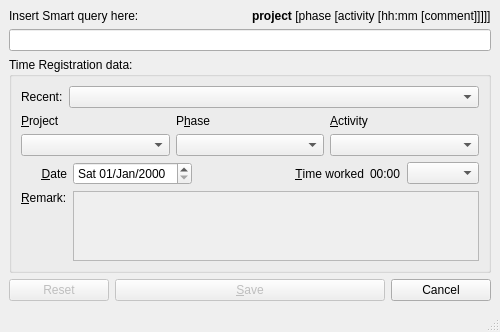
The window that src/pyuac_edit.ui (develer-staff/pyuac) describes before a commit, drawn with Qt 5.
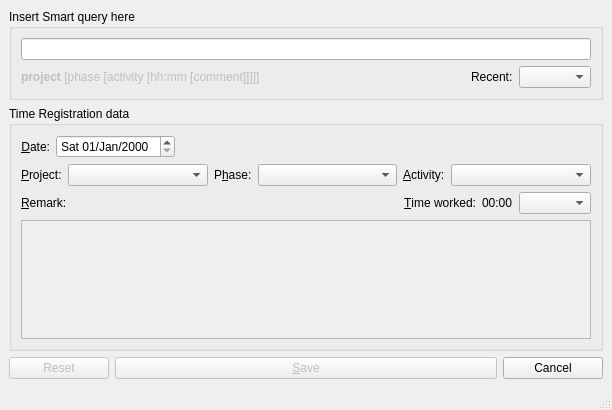
The same window after the commit. Icons and pictures are not drawn.

Commit message: Riorganizzazione gui: label:, bottone che apre finestra...

Diff of the .ui file:
```diff
--- a/src/pyuac_edit.ui
+++ b/src/pyuac_edit.ui
@@ -9,8 +9,8 @@
    <rect>
     <x>0</x>
     <y>0</y>
-    <width>500</width>
-    <height>321</height>
+    <width>612</width>
+    <height>410</height>
    </rect>
   </property>
   <property name="windowTitle" >
@@ -28,51 +28,21 @@
      <number>6</number>
     </property>
     <item>
-     <layout class="QGridLayout" >
-      <property name="margin" >
-       <number>0</number>
-      </property>
-      <property name="spacing" >
-       <number>6</number>
-      </property>
-      <item row="0" column="1" >
-       <widget class="QLabel" name="labelSmartQueryExample" >
-        <property name="text" >
-         <string>&lt;b>project&lt;/b> [phase [activity [hh:mm [comment]]]]]</string>
-        </property>
-        <property name="textFormat" >
-         <enum>Qt::AutoText</enum>
-        </property>
-       </widget>
-      </item>
-      <item row="1" column="0" colspan="2" >
-       <widget class="QLineEdit" name="editSmartQuery" />
-      </item>
-      <item row="0" column="0" >
-       <widget class="QLabel" name="labelSmartQuery" >
-        <property name="text" >
-         <string>Insert Smart query here:</string>
-        </property>
-        <property name="textFormat" >
-         <enum>Qt::PlainText</enum>
-        </property>
-       </widget>
-      </item>
-     </layout>
-    </item>
-    <item>
-     <widget class="QGroupBox" name="groupBox" >
+     <widget class="QGroupBox" name="groupBox_2" >
       <property name="title" >
-       <string>Time Registration data:</string>
+       <string>Insert Smart query here</string>
       </property>
-      <layout class="QGridLayout" >
+      <layout class="QVBoxLayout" >
        <property name="margin" >
         <number>9</number>
        </property>
        <property name="spacing" >
         <number>6</number>
        </property>
-       <item row="0" column="0" colspan="6" >
+       <item>
+        <widget class="QLineEdit" name="editSmartQuery" />
+       </item>
+       <item>
         <layout class="QHBoxLayout" >
          <property name="margin" >
           <number>0</number>
@@ -80,6 +50,35 @@
          <property name="spacing" >
           <number>6</number>
          </property>
+         <item>
+          <widget class="QLabel" name="labelSmartQueryExample" >
+           <property name="enabled" >
+            <bool>false</bool>
+           </property>
+           <property name="text" >
+            <string> &lt;b>project&lt;/b> [phase [activity [hh:mm [comment]]]]]</string>
+           </property>
+           <property name="textFormat" >
+            <enum>Qt::AutoText</enum>
+           </property>
+           <property name="textInteractionFlags" >
+            <enum>Qt::NoTextInteraction</enum>
+           </property>
+          </widget>
+         </item>
+         <item>
+          <spacer>
+           <property name="orientation" >
+            <enum>Qt::Horizontal</enum>
+           </property>
+           <property name="sizeHint" >
+            <size>
+             <width>40</width>
+             <height>20</height>
+            </size>
+           </property>
+          </spacer>
+         </item>
          <item>
           <widget class="QLabel" name="labelLRU" >
            <property name="text" >
@@ -88,173 +87,228 @@
           </widget>
          </item>
          <item>
-          <widget class="QComboBox" name="comboSmartQuery" >
+          <widget class="QComboBox" name="comboPPAlru" />
+         </item>
+        </layout>
+       </item>
+      </layout>
+     </widget>
+    </item>
+    <item>
+     <widget class="QGroupBox" name="groupBox" >
+      <property name="title" >
+       <string>Time Registration data</string>
+      </property>
+      <layout class="QVBoxLayout" >
+       <property name="margin" >
+        <number>9</number>
+       </property>
+       <property name="spacing" >
+        <number>6</number>
+       </property>
+       <item>
+        <layout class="QHBoxLayout" >
+         <property name="margin" >
+          <number>0</number>
+         </property>
+         <property name="spacing" >
+          <number>6</number>
+         </property>
+         <item>
+          <widget class="QLabel" name="labelDate" >
+           <property name="text" >
+            <string>&amp;Date:</string>
+           </property>
+           <property name="alignment" >
+            <set>Qt::AlignRight|Qt::AlignTrailing|Qt::AlignVCenter</set>
+           </property>
+           <property name="buddy" >
+            <cstring>dateTimeregDate</cstring>
+           </property>
+          </widget>
+         </item>
+         <item>
+          <widget class="QDateEdit" name="dateTimeregDate" >
+           <property name="displayFormat" >
+            <string>ddd dd/MMM/yyyy</string>
+           </property>
+          </widget>
+         </item>
+         <item>
+          <spacer>
+           <property name="orientation" >
+            <enum>Qt::Horizontal</enum>
+           </property>
+           <property name="sizeHint" >
+            <size>
+             <width>411</width>
+             <height>20</height>
+            </size>
+           </property>
+          </spacer>
+         </item>
+        </layout>
+       </item>
+       <item>
+        <layout class="QHBoxLayout" >
+         <property name="margin" >
+          <number>0</number>
+         </property>
+         <property name="spacing" >
+          <number>6</number>
+         </property>
+         <item>
+          <widget class="QLabel" name="labelProject" >
            <property name="sizePolicy" >
             <sizepolicy>
-             <hsizetype>3</hsizetype>
-             <vsizetype>0</vsizetype>
+             <hsizetype>4</hsizetype>
+             <vsizetype>5</vsizetype>
              <horstretch>0</horstretch>
              <verstretch>0</verstretch>
             </sizepolicy>
            </property>
+           <property name="text" >
+            <string>&amp;Project:</string>
+           </property>
+           <property name="buddy" >
+            <cstring>comboProject</cstring>
+           </property>
           </widget>
          </item>
-        </layout>
-       </item>
-       <item row="2" column="2" >
-        <spacer>
-         <property name="orientation" >
-          <enum>Qt::Horizontal</enum>
-         </property>
-         <property name="sizeHint" >
-          <size>
-           <width>40</width>
-           <height>20</height>
-          </size>
-         </property>
-        </spacer>
-       </item>
-       <item row="2" column="5" >
-        <widget class="QComboBox" name="comboTimeWorked" />
-       </item>
-       <item row="2" column="4" >
-        <widget class="QLabel" name="labelExactTime" >
-         <property name="sizePolicy" >
-          <sizepolicy>
-           <hsizetype>0</hsizetype>
-           <vsizetype>5</vsizetype>
-           <horstretch>0</horstretch>
-           <verstretch>0</verstretch>
-          </sizepolicy>
-         </property>
-         <property name="text" >
-          <string>00:00</string>
-         </property>
-        </widget>
-       </item>
-       <item row="2" column="3" >
-        <widget class="QLabel" name="labelTimeWorked" >
-         <property name="text" >
-          <string>&amp;Time worked</string>
-         </property>
-         <property name="alignment" >
-          <set>Qt::AlignRight|Qt::AlignTrailing|Qt::AlignVCenter</set>
-         </property>
-         <property name="buddy" >
-          <cstring>comboTimeWorked</cstring>
-         </property>
-        </widget>
-       </item>
-       <item row="2" column="1" >
-        <widget class="QDateEdit" name="dateTimeregDate" >
-         <property name="displayFormat" >
-          <string>ddd dd/MMM/yyyy</string>
-         </property>
-        </widget>
-       </item>
-       <item row="2" column="0" >
-        <widget class="QLabel" name="labelDate" >
-         <property name="text" >
-          <string>&amp;Date</string>
-         </property>
-         <property name="alignment" >
-          <set>Qt::AlignRight|Qt::AlignTrailing|Qt::AlignVCenter</set>
-         </property>
-         <property name="buddy" >
-          <cstring>dateTimeregDate</cstring>
-         </property>
-        </widget>
-       </item>
-       <item row="3" column="0" >
-        <widget class="QLabel" name="labelRemark" >
-         <property name="text" >
-          <string>&amp;Remark:</string>
-         </property>
-         <property name="buddy" >
-          <cstring>txtRemark</cstring>
-         </property>
-        </widget>
-       </item>
-       <item rowspan="2" row="3" column="1" colspan="5" >
-        <widget class="QTextEdit" name="txtRemark" >
-         <property name="enabled" >
-          <bool>false</bool>
-         </property>
-         <property name="readOnly" >
-          <bool>true</bool>
-         </property>
-        </widget>
-       </item>
-       <item row="4" column="0" >
-        <spacer>
-         <property name="orientation" >
-          <enum>Qt::Vertical</enum>
-         </property>
-         <property name="sizeHint" >
-          <size>
-           <width>20</width>
-           <height>21</height>
-          </size>
-         </property>
-        </spacer>
-       </item>
-       <item row="1" column="0" colspan="6" >
-        <layout class="QGridLayout" >
-         <property name="margin" >
-          <number>0</number>
-         </property>
-         <property name="spacing" >
-          <number>6</number>
-         </property>
-         <item row="1" column="0" >
+         <item>
           <widget class="QComboBox" name="comboProject" >
            <property name="editable" >
             <bool>false</bool>
            </property>
           </widget>
          </item>
-         <item row="0" column="1" >
+         <item>
           <widget class="QLabel" name="labelPhase" >
+           <property name="sizePolicy" >
+            <sizepolicy>
+             <hsizetype>4</hsizetype>
+             <vsizetype>5</vsizetype>
+             <horstretch>0</horstretch>
+             <verstretch>0</verstretch>
+            </sizepolicy>
+           </property>
            <property name="text" >
-            <string>P&amp;hase</string>
+            <string>P&amp;hase:</string>
            </property>
            <property name="buddy" >
             <cstring>comboProject</cstring>
            </property>
           </widget>
          </item>
-         <item row="1" column="1" >
+         <item>
           <widget class="QComboBox" name="comboPhase" >
            <property name="editable" >
             <bool>false</bool>
            </property>
           </widget>
          </item>
-         <item row="1" column="2" >
-          <widget class="QComboBox" name="comboActivity" />
-         </item>
-         <item row="0" column="0" >
-          <widget class="QLabel" name="labelProject" >
-           <property name="text" >
-            <string>&amp;Project</string>
-           </property>
-           <property name="buddy" >
-            <cstring>comboProject</cstring>
-           </property>
-          </widget>
-         </item>
-         <item row="0" column="2" >
+         <item>
           <widget class="QLabel" name="labelActivity" >
+           <property name="sizePolicy" >
+            <sizepolicy>
+             <hsizetype>4</hsizetype>
+             <vsizetype>5</vsizetype>
+             <horstretch>0</horstretch>
+             <verstretch>0</verstretch>
+            </sizepolicy>
+           </property>
            <property name="text" >
-            <string>&amp;Activity</string>
+            <string>&amp;Activity:</string>
            </property>
            <property name="buddy" >
             <cstring>comboActivity</cstring>
            </property>
           </widget>
          </item>
+         <item>
+          <widget class="QComboBox" name="comboActivity" />
+         </item>
         </layout>
        </item>
+       <item>
+        <layout class="QHBoxLayout" >
+         <property name="margin" >
+          <number>0</number>
+         </property>
+         <property name="spacing" >
+          <number>6</number>
+         </property>
+         <item>
+          <widget class="QLabel" name="labelRemark" >
+           <property name="text" >
+            <string>&amp;Remark:</string>
+           </property>
+           <property name="buddy" >
+            <cstring>txtRemark</cstring>
+           </property>
+          </widget>
+         </item>
+         <item>
+          <spacer>
+           <property name="orientation" >
+            <enum>Qt::Horizontal</enum>
+           </property>
+           <property name="sizeHint" >
+            <size>
+             <width>40</width>
+             <height>20</height>
+            </size>
+           </property>
+          </spacer>
+         </item>
+         <item>
+          <widget class="QLabel" name="labelTimeWorked" >
+           <property name="text" >
+            <string>&amp;Time worked:</string>
+           </property>
+           <property name="alignment" >
+            <set>Qt::AlignRight|Qt::AlignTrailing|Qt::AlignVCenter</set>
+           </property>
+           <property name="buddy" >
+            <cstring>comboTimeWorked</cstring>
+           </property>
+          </widget>
+         </item>
+         <item>
+          <widget class="QLabel" name="labelExactTime" >
+           <property name="sizePolicy" >
+            <sizepolicy>
+             <hsizetype>0</hsizetype>
+             <vsizetype>5</vsizetype>
+             <horstretch>0</horstretch>
+             <verstretch>0</verstretch>
+            </sizepolicy>
+           </property>
+           <property name="text" >
+            <string>00:00</string>
+           </property>
+          </widget>
+         </item>
+         <item>
+          <widget class="QComboBox" name="comboTimeWorked" />
+         </item>
+        </layout>
+       </item>
+       <item>
+        <widget class="QTextEdit" name="txtRemark" >
+         <property name="enabled" >
+          <bool>false</bool>
+         </property>
+         <property name="font" >
+          <font>
+           <pointsize>14</pointsize>
+          </font>
+         </property>
+         <property name="readOnly" >
+          <bool>true</bool>
+         </property>
+        </widget>
+       </item>
       </layout>
      </widget>
     </item>
```
Left out of the diff: 9 changed lines with no effect on the pictures. The commit also changes 2 other files.
